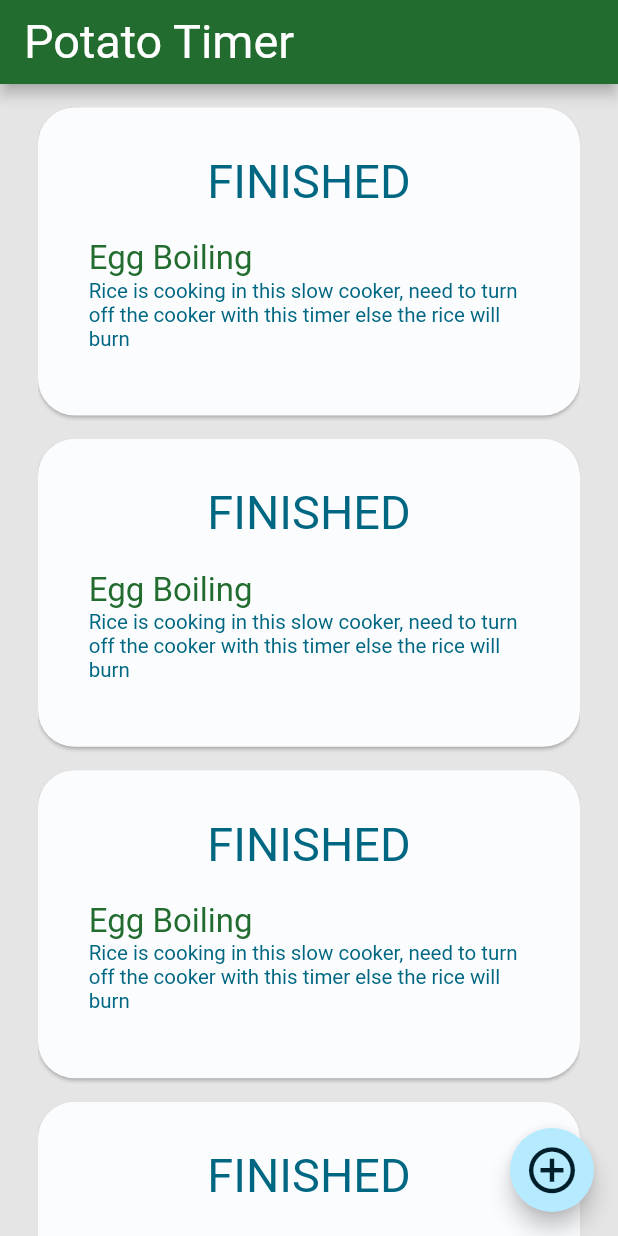
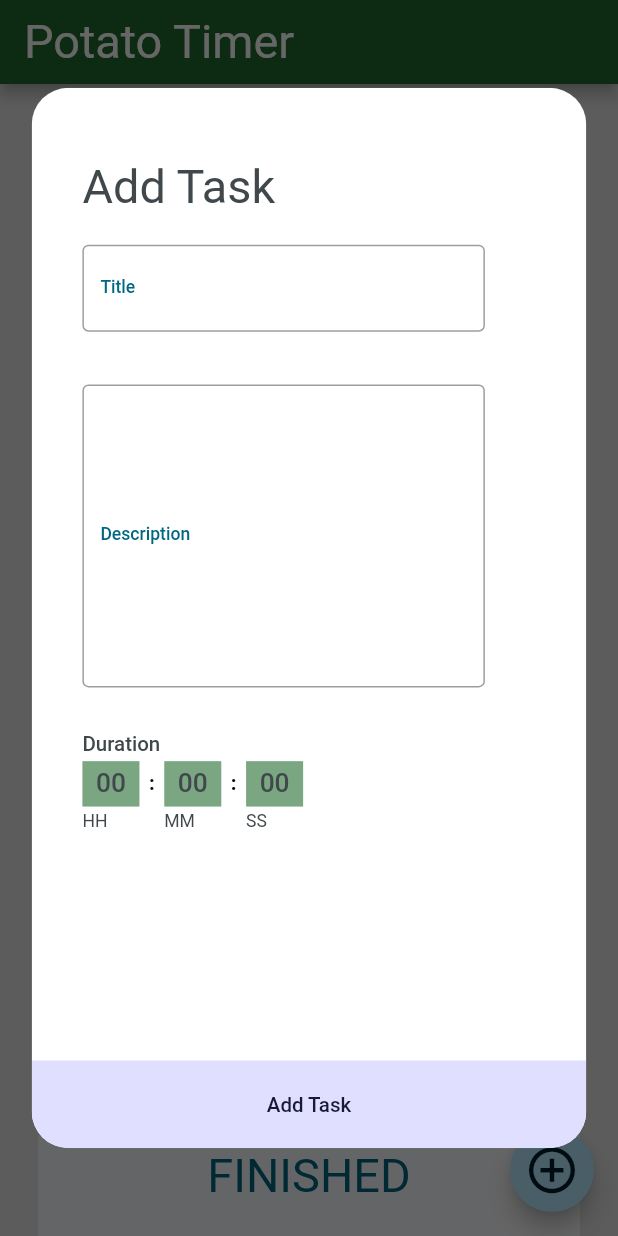
Before and after one commit to codingloops/i_potato_timer, a Flutter app: the screen it shows after launch, after a tap on the "add circle outline" icon, on a phone screen of 412 x 824 dp. Run offline on Flutter 3.47's test engine with Material 2 defaults, Android fonts, the phone set to English and light mode, and no system bars; our stand-ins replace flutter_screenutil.

Commit message:
add TaskAdder UI

```diff
--- a/lib/constants/string_constants.dart
+++ b/lib/constants/string_constants.dart
@@ -2,4 +2,14 @@ abstract class StringConstants {
   static const potatoTimer = 'Potato Timer';
   static const markComplete = 'MARK COMPLETE';
   static const finished = 'FINISHED';
+  static const addTask = 'Add Task';
+  static const hintTitle = 'Superdesigner';
+  static const hintDescription = 'e.g. john@gmail.com';
+  static const title = 'Title';
+  static const description = 'Description';
+  static const duration = 'Duration';
+  static const hh = 'HH';
+  static const mm = 'MM';
+  static const ss = 'SS';
+  static const colon = ':';
 }
--- a/lib/home/home_screen.dart
+++ b/lib/home/home_screen.dart
@@ -1,6 +1,7 @@
 import 'package:flutter/material.dart';
 import 'package:flutter_screenutil/flutter_screenutil.dart';
 import 'package:i_potato_timer/constants/string_constants.dart';
+import 'package:i_potato_timer/home/widgets/task_input_form.dart';
 import 'package:i_potato_timer/home/widgets/task_status_card.dart';
 import 'package:i_potato_timer/theme/app_color.dart';
 import 'package:i_potato_timer/theme/text_theme.dart';
@@ -35,7 +36,9 @@ class _HomeScreenState extends State<HomeScreen> {
         ),
       ),
       floatingActionButton: FloatingActionButton(
-        onPressed: () {},
+        onPressed: () {
+          sampleDialog(context);
+        },
         child: Icon(
           Icons.add_circle_outline,
           color: AppColor.iconColor,
@@ -45,4 +48,16 @@ class _HomeScreenState extends State<HomeScreen> {
       ),
     );
   }
+
+  void sampleDialog(BuildContext context) {
+    showGeneralDialog(
+      context: context,
+      barrierColor: Colors.black12.withOpacity(0.6),
+      barrierDismissible: true,
+      barrierLabel: 'Dialog',
+      pageBuilder: (_, __, ___) {
+        return const TaskInputForm();
+      },
+    );
+  }
 }
--- /dev/null
+++ b/lib/home/widgets/add_task_button.dart
@@ -0,0 +1,53 @@
+import 'package:flutter/material.dart';
+import 'package:flutter_screenutil/flutter_screenutil.dart';
+import 'package:i_potato_timer/constants/string_constants.dart';
+import 'package:i_potato_timer/theme/app_color.dart';
+import 'package:i_potato_timer/theme/text_theme.dart';
+import 'package:i_potato_timer/utils/widget_utils.dart';
+
+class AddTaskButton extends StatelessWidget {
+  const AddTaskButton({
+    super.key,
+    required this.onTap,
+  });
+
+  final VoidCallback onTap;
+
+  @override
+  Widget build(BuildContext context) {
+    return ClipRRect(
+      borderRadius: WidgetUtils.getBottomRadius(),
+      child: Material(
+        color: AppColor.buttonColor,
+        child: InkWell(
+          onTap: onTap,
+          child: const _ButtonBody(),
+        ),
+      ),
+    );
+  }
+}
+
+class _ButtonBody extends StatelessWidget {
+  const _ButtonBody();
+
+  @override
+  Widget build(BuildContext context) {
+    return Container(
+      width: double.infinity,
+      height: 60.h,
+      alignment: Alignment.center,
+      decoration: BoxDecoration(
+        color: Colors.transparent,
+        borderRadius: WidgetUtils.getBorderRadius(),
+      ),
+      child: Text(
+        StringConstants.addTask,
+        style: AppTextTheme.bodySmall.copyWith(
+          color: AppColor.buttonTextColor,
+          fontWeight: FontWeight.w500,
+        ),
+      ),
+    );
+  }
+}
--- /dev/null
+++ b/lib/home/widgets/colon_widget.dart
@@ -0,0 +1,25 @@
+import 'package:flutter/material.dart';
+import 'package:flutter_screenutil/flutter_screenutil.dart';
+import 'package:i_potato_timer/constants/string_constants.dart';
+import 'package:i_potato_timer/theme/app_color.dart';
+import 'package:i_potato_timer/theme/text_theme.dart';
+
+class Colon extends StatelessWidget {
+  const Colon({
+    super.key,
+  });
+
+  @override
+  Widget build(BuildContext context) {
+    return Padding(
+      padding: EdgeInsets.all(6.w),
+      child: Text(
+        StringConstants.colon,
+        style: AppTextTheme.bodySmall.copyWith(
+          color: AppColor.black,
+          fontWeight: FontWeight.bold,
+        ),
+      ),
+    );
+  }
+}
--- /dev/null
+++ b/lib/home/widgets/duration_indicator.dart
@@ -0,0 +1,33 @@
+import 'package:flutter/material.dart';
+import 'package:i_potato_timer/constants/string_constants.dart';
+import 'package:i_potato_timer/home/widgets/colon_widget.dart';
+import 'package:i_potato_timer/home/widgets/unit_duration_display.dart';
+
+class DurationIndicator extends StatelessWidget {
+  const DurationIndicator({
+    super.key,
+  });
+
+  @override
+  Widget build(BuildContext context) {
+    return const Row(
+      crossAxisAlignment: CrossAxisAlignment.start,
+      children: [
+        UnitDurationDisplay(
+          unit: StringConstants.hh,
+          unitTime: '00',
+        ),
+        Colon(),
+        UnitDurationDisplay(
+          unit: StringConstants.mm,
+          unitTime: '00',
+        ),
+        Colon(),
+        UnitDurationDisplay(
+          unit: StringConstants.ss,
+          unitTime: '00',
+        ),
+      ],
+    );
+  }
+}
--- /dev/null
+++ b/lib/home/widgets/task_form_content.dart
@@ -0,0 +1,70 @@
+
+import 'package:flutter/material.dart';
+import 'package:flutter_screenutil/flutter_screenutil.dart';
+import 'package:i_potato_timer/constants/string_constants.dart';
+import 'package:i_potato_timer/home/widgets/duration_indicator.dart';
+import 'package:i_potato_timer/theme/app_color.dart';
+import 'package:i_potato_timer/theme/text_theme.dart';
+
+class TaskFormContent extends StatelessWidget {
+  const TaskFormContent({
+    super.key,
+  });
+
+  @override
+  Widget build(BuildContext context) {
+    return Column(
+      mainAxisAlignment: MainAxisAlignment.start,
+      crossAxisAlignment: CrossAxisAlignment.start,
+      children: <Widget>[
+        Padding(
+          padding: const EdgeInsets.only(top: 48),
+          child: Text(
+            StringConstants.addTask,
+            style: AppTextTheme.headlineMedium.copyWith(
+              color: AppColor.dialogPrimaryTextColor,
+            ),
+          ),
+        ),
+        SizedBox(height: 20.h),
+        TextField(
+          decoration: const InputDecoration(
+            border: OutlineInputBorder(),
+            labelText: StringConstants.title,
+            hintText: StringConstants.hintTitle,
+          ),
+          textInputAction: TextInputAction.done,
+          onChanged: (text) {},
+        ),
+        SizedBox(height: 36.h),
+        TextField(
+          maxLines: 9,
+          decoration: const InputDecoration(
+            border: OutlineInputBorder(),
+            labelText: StringConstants.description,
+            hintText: StringConstants.hintDescription,
+            hintMaxLines: 1,
+          ),
+          textInputAction: TextInputAction.done,
+          onChanged: (text) {},
+        ),
+        SizedBox(height: 30.h),
+        Align(
+          alignment: Alignment.centerLeft,
+          child: Text(
+            StringConstants.duration,
+            style: AppTextTheme.bodySmall.copyWith(
+              color: AppColor.dialogPrimaryTextColor,
+              fontWeight: FontWeight.w500,
+            ),
+            textAlign: TextAlign.left,
+          ),
+        ),
+        SizedBox(
+          height: 4.h,
+        ),
+        const DurationIndicator()
+      ],
+    );
+  }
+}
--- /dev/null
+++ b/lib/home/widgets/task_input_form.dart
@@ -0,0 +1,44 @@
+import 'package:flutter/material.dart';
+import 'package:flutter_screenutil/flutter_screenutil.dart';
+import 'package:i_potato_timer/home/widgets/add_task_button.dart';
+import 'package:i_potato_timer/home/widgets/task_form_content.dart';
+import 'package:i_potato_timer/utils/widget_utils.dart';
+
+class TaskInputForm extends StatelessWidget {
+  const TaskInputForm({
+    super.key,
+  });
+
+  @override
+  Widget build(BuildContext context) {
+    return Padding(
+      padding: EdgeInsets.symmetric(horizontal: 20.w, vertical: 60.h),
+      child: _buildFromScaffold(),
+    );
+  }
+
+  ClipRRect _buildFromScaffold() {
+    return ClipRRect(
+      borderRadius: WidgetUtils.getBorderRadius(),
+      child: Material(
+        color: Colors.white,
+        child: _buildFormBody(),
+      ),
+    );
+  }
+
+  Column _buildFormBody() {
+    return Column(
+      mainAxisAlignment: MainAxisAlignment.spaceBetween,
+      children: [
+        Padding(
+          padding: EdgeInsets.only(left: 32.w, right: 64.w),
+          child: const TaskFormContent(),
+        ),
+        AddTaskButton(
+          onTap: () {},
+        )
+      ],
+    );
+  }
+}
--- /dev/null
+++ b/lib/home/widgets/unit_duration_display.dart
@@ -0,0 +1,48 @@
+import 'package:flutter/material.dart';
+import 'package:flutter_screenutil/flutter_screenutil.dart';
+import 'package:i_potato_timer/theme/app_color.dart';
+import 'package:i_potato_timer/theme/text_theme.dart';
+
+class UnitDurationDisplay extends StatelessWidget {
+  const UnitDurationDisplay({
+    super.key,
+    required this.unitTime,
+    required this.unit,
+  });
+
+  final String unitTime;
+  final String unit;
+
+  @override
+  Widget build(BuildContext context) {
+    return Column(
+      crossAxisAlignment: CrossAxisAlignment.start,
+      children: [
+        Container(
+          height: 31.h,
+          width: 36.w,
+          color: AppColor.timerGreen.withOpacity(
+            0.6,
+          ),
+          alignment: Alignment.center,
+          child: Text(
+            unitTime,
+            style: AppTextTheme.bodyLarge.copyWith(
+              color: AppColor.dialogPrimaryTextColor,
+              fontWeight: FontWeight.w500,
+            ),
+          ),
+        ),
+        SizedBox(
+          height: 3.h,
+        ),
+        Text(
+          unit,
+          style: AppTextTheme.labelSmall.copyWith(
+            color: AppColor.dialogPrimaryTextColor,
+          ),
+        ),
+      ],
+    );
+  }
+}
--- a/lib/theme/app_color.dart
+++ b/lib/theme/app_color.dart
@@ -11,4 +11,6 @@ abstract class AppColor {
   static const iconColor = Color(0xff001F2A);
   static const buttonColor = Color(0xffE1DFFF);
   static const buttonTextColor = Color(0xff181837);
+  static const timerGreen = Color(0xff216C2E);
+  static const black = Colors.black;
 }
--- a/lib/theme/theme.dart
+++ b/lib/theme/theme.dart
@@ -1,4 +1,5 @@
 import 'package:flutter/material.dart';
+import 'package:flutter_screenutil/flutter_screenutil.dart';
 import 'package:i_potato_timer/theme/app_color.dart';
 import 'package:i_potato_timer/theme/text_theme.dart';
 
@@ -20,8 +21,23 @@ abstract class AppTheme {
         appBarTheme: const AppBarTheme(
           color: AppColor.secondaryColor,
         ),
-        buttonTheme: const ButtonThemeData(
-          buttonColor: AppColor.buttonColor
-        )
+        buttonTheme: const ButtonThemeData(buttonColor: AppColor.buttonColor),
+        inputDecorationTheme: InputDecorationTheme(
+          focusedBorder: OutlineInputBorder(
+            borderSide: const BorderSide(color: AppColor.primaryColor, width: 2,),
+            borderRadius: BorderRadius.circular(4.r),
+          ),
+          labelStyle: AppTextTheme.labelSmall.copyWith(
+            color: AppColor.primaryColor,
+            fontWeight: FontWeight.w500,
+          ),
+          disabledBorder: OutlineInputBorder(
+            borderSide: const BorderSide(color: AppColor.inactiveColor),
+            borderRadius: BorderRadius.circular(4.r),
+          ),
+          hintStyle: AppTextTheme.bodyMedium.copyWith(
+            color: AppColor.inactiveColor,
+          ),
+        ),
       );
 }
--- a/lib/utils/widget_utils.dart
+++ b/lib/utils/widget_utils.dart
@@ -4,7 +4,14 @@ import 'package:flutter_screenutil/flutter_screenutil.dart';
 class WidgetUtils {
   static BorderRadius getBorderRadius() {
     return BorderRadius.circular(
-        25.r,
-      );
+      25.r,
+    );
+  }
+
+  static BorderRadius getBottomRadius() {
+    return BorderRadius.only(
+      bottomLeft: Radius.circular(25.r),
+      bottomRight: Radius.circular(25.r),
+    );
   }
 }
```
